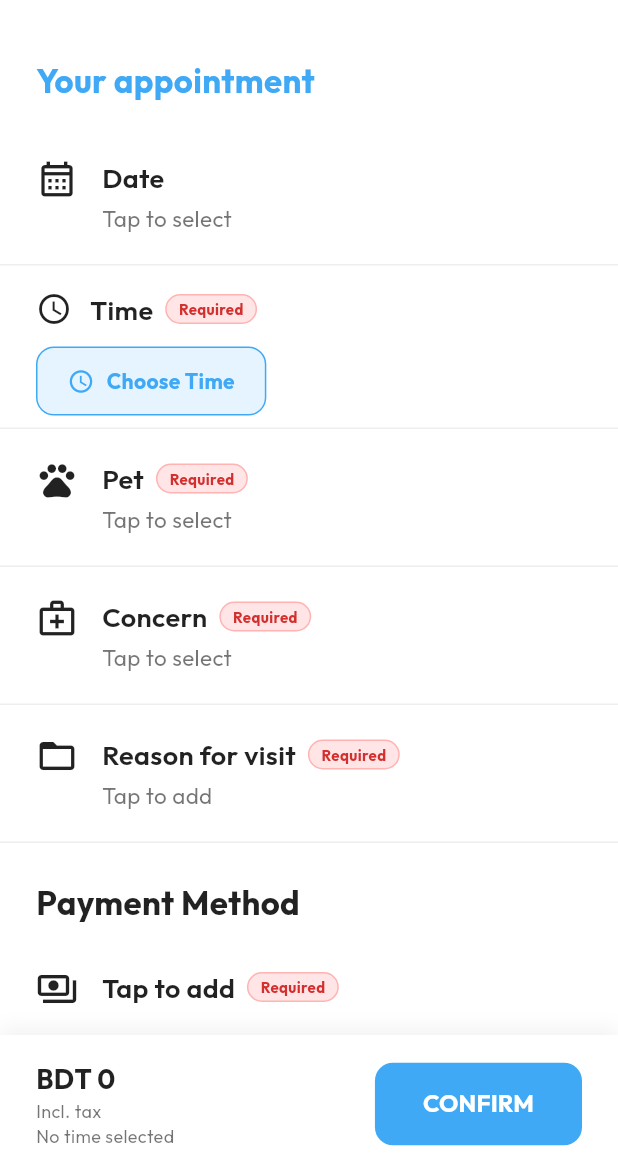
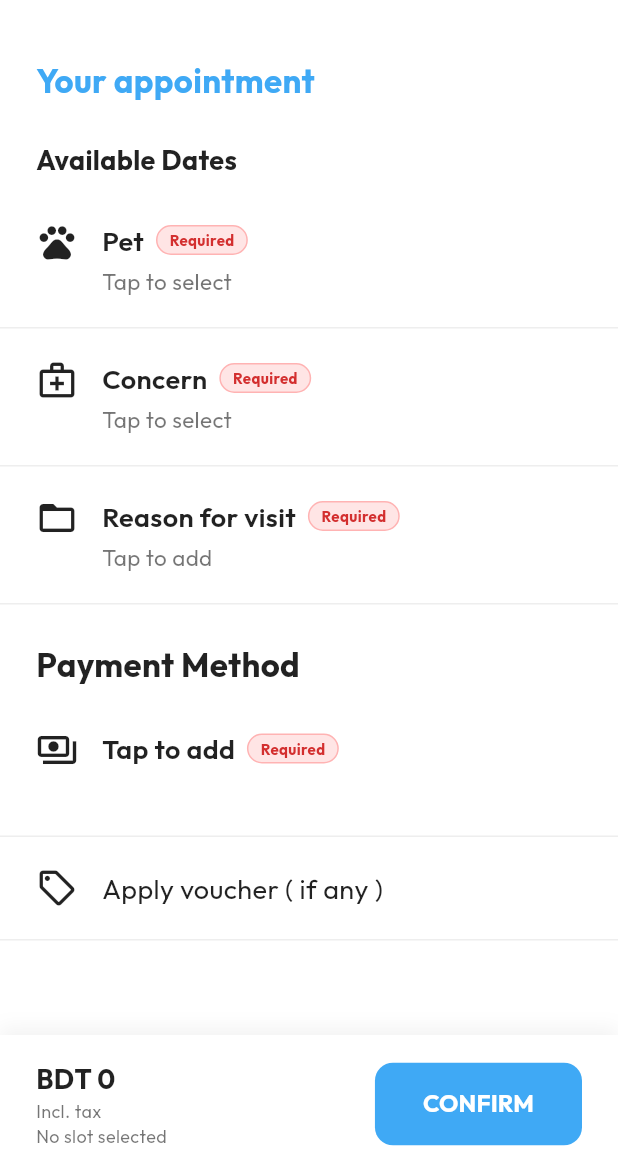
Before and after one commit to AfnanAnikk/Pet-Town-SE-Lab-Spring-26-, a Flutter app: the VetBookingPage screen opened directly with empty values, on a phone screen of 412 x 824 dp, the part 63-1236 px from its top. Run offline on Flutter 3.47's test engine with Material 3 defaults, Android fonts, the phone set to English and light mode, and no system bars; our stand-ins replace google_fonts, image_picker, shared_preferences, socket_io_client; missing offline and left inert: crop_your_image, zego_uikit_prebuilt_call; accounts and stored records are empty.

Commit message:
Vet booking Fixed

```diff
--- a/lib/pages/auth/sp_verification_page.dart
+++ b/lib/pages/auth/sp_verification_page.dart
@@ -247,6 +247,7 @@
                 ),
                 const SizedBox(height: 24),
               ],
+              const SizedBox(height: 8),
 
               // Terms and Conditions
               Row(
--- a/lib/pages/vet/vet_booking_page.dart
+++ b/lib/pages/vet/vet_booking_page.dart
@@ -16,9 +16,9 @@
 }
 
 class _VetBookingPageState extends State<VetBookingPage> {
-  DateTime? selectedDate;
+  String? selectedDate;
   String? selectedTime;
-  List<String> availableTimes = [];
+  Map<String, List<String>> availableSlotsByDate = {};
 
   Map<String, String>? petDetails;
   String? selectedConcern;
@@ -27,7 +27,7 @@
   bool _isBooking = false;
 
   void _handleBooking() async {
-    if (petDetails == null || selectedConcern == null || reasonForVisit == null || paymentMethod == null || selectedTime == null) {
+    if (petDetails == null || selectedConcern == null || reasonForVisit == null || paymentMethod == null || selectedDate == null || selectedTime == null) {
       ScaffoldMessenger.of(context).showSnackBar(
         const SnackBar(content: Text('Please fill all required fields and select a time')),
       );
@@ -86,94 +86,35 @@
   @override
   void initState() {
     super.initState();
-    availableTimes = widget.vet.availableSlots.map((s) => s.split(' at ').last).toList();
+
+    for (final slot in widget.vet.availableSlots) {
+      final parts = slot.split(' at ');
+
+      if (parts.length == 2) {
+        final date = parts[0];
+        final time = parts[1];
+
+        availableSlotsByDate.putIfAbsent(date, () => []);
+        availableSlotsByDate[date]!.add(time);
+      }
+    }
 
     if (widget.selectedSlot != null) {
       final parts = widget.selectedSlot!.split(' at ');
+
       if (parts.length == 2) {
-        if (parts[0].toLowerCase().contains('today')) {
-          selectedDate = DateTime.now();
-        } else {
-          try {
-            final dateParts = parts[0].split('/');
-            if (dateParts.length == 3) {
-              final day = int.parse(dateParts[0]);
-              final month = int.parse(dateParts[1]);
-              final year = int.parse(dateParts[2]);
-              selectedDate = DateTime(year, month, day);
-            } else {
-              selectedDate = DateTime.now();
+        selectedDate = parts[0];
+        selectedTime = parts[1];
       }
-          } catch (_) {
-            selectedDate = DateTime.now();
-          }
-        }
-        selectedTime = parts[1];
-      } else {
-        selectedTime = widget.selectedSlot;
-      }
-    }
-  }
-
-  void _pickCustomTime() async {
-    final pickedTime = await showTimePicker(
-      context: context,
-      initialTime: TimeOfDay.now(),
-      builder: (context, child) {
-        return Theme(
-          data: Theme.of(context).copyWith(
-            colorScheme: const ColorScheme.light(
-              primary: Color(0xFF3FA9F5),
-              onPrimary: Colors.white,
-              onSurface: Colors.black87,
-            ),
-          ),
-          child: child!,
-        );
-      },
-    );
-    if (pickedTime != null && mounted) {
-      setState(() {
-        selectedTime = pickedTime.format(context);
-      });
     }
   }
 
   String get formattedDate {
     if (selectedDate == null) return "Tap to select";
-    // Quick simple format
-    final months = ["January", "February", "March", "April", "May", "June", "July", "August", "September", "October", "November", "December"];
-    final dateStr = "${selectedDate!.day} ${months[selectedDate!.month - 1]} ${selectedDate!.year}";
     if (selectedTime != null) {
-      return "$dateStr at $selectedTime";
+      return "$selectedDate at $selectedTime";
     }
-    return dateStr;
-  }
-
-  void _pickDate() async {
-    final date = await showDatePicker(
-      context: context,
-      initialDate: selectedDate ?? DateTime.now(),
-      firstDate: DateTime.now(),
-      lastDate: DateTime.now().add(const Duration(days: 365)),
-      builder: (context, child) {
-        return Theme(
-          data: Theme.of(context).copyWith(
-            colorScheme: const ColorScheme.light(
-              primary: Color(0xFF3FA9F5),
-              onPrimary: Colors.white,
-              onSurface: Colors.black87,
-            ),
-          ),
-          child: child!,
-        );
-      },
-    );
-    if (date != null) {
-      setState(() {
-        selectedDate = date;
-      });
-    }
+    return selectedDate!;
   }
 
   void _showPetSheet() async {
@@ -336,55 +277,66 @@
                     ),
                   ),
 
-                  _buildField(
-                    icon: Icons.calendar_month_outlined,
-                    title: 'Date',
-                    value: selectedDate == null
-                        ? 'Tap to select'
-                        : () {
-                            final months = ["January", "February", "March", "April", "May", "June", "July", "August", "September", "October", "November", "December"];
-                            return '${selectedDate!.day} ${months[selectedDate!.month - 1]} ${selectedDate!.year}';
-                          }(),
-                    onTap: _pickDate,
+                  const Padding(
+                    padding: EdgeInsets.fromLTRB(24, 8, 24, 8),
+                    child: Text(
+                      'Available Dates',
+                      style: TextStyle(
+                        fontSize: 18,
+                        fontWeight: FontWeight.bold,
+                        color: Colors.black87,
+                      ),
+                    ),
                   ),
 
-                  // Time Section — always visible
-                  Padding(
-                    padding: const EdgeInsets.fromLTRB(24, 16, 24, 0),
-                    child: Row(
-                      children: [
-                        const Icon(Icons.access_time, color: Colors.black87, size: 24),
-                        const SizedBox(width: 12),
-                        const Text(
-                          'Time',
-                          style: TextStyle(fontSize: 18, fontWeight: FontWeight.w600, color: Colors.black87),
-                        ),
-                        const SizedBox(width: 8),
-                        Container(
-                          padding: const EdgeInsets.symmetric(horizontal: 8, vertical: 2),
-                          decoration: BoxDecoration(
-                            color: const Color(0xFFFFE5E5),
-                            borderRadius: BorderRadius.circular(12),
-                            border: Border.all(color: const Color(0xFFFFB3B3)),
-                          ),
-                          child: const Text(
-                            'Required',
-                            style: TextStyle(fontSize: 10, color: Color(0xFFD32F2F), fontWeight: FontWeight.bold),
-                          ),
-                        ),
-                      ],
-                    ),
-                  ),
-                  const SizedBox(height: 12),
-
-                  // Slot chips (if any) + custom time picker button
                   SingleChildScrollView(
                     scrollDirection: Axis.horizontal,
                     padding: const EdgeInsets.symmetric(horizontal: 24),
                     child: Row(
-                      children: [
-                        // Pre-defined slot chips
-                        ...availableTimes.map((time) {
+                      children: availableSlotsByDate.keys.map((date) {
+                        final isSelected = date == selectedDate;
+
+                        return GestureDetector(
+                          onTap: () {
+                            setState(() {
+                              selectedDate = date;
+                              selectedTime = null;
+                            });
+                          },
+                          child: Container(
+                            margin: const EdgeInsets.only(right: 12),
+                            padding: const EdgeInsets.symmetric(horizontal: 20, vertical: 12),
+                            decoration: BoxDecoration(
+                              color: Colors.white,
+                              borderRadius: BorderRadius.circular(12),
+                              border: Border.all(
+                                color: isSelected ? const Color(0xFF3FA9F5) : Colors.grey.shade300,
+                                width: isSelected ? 2 : 1,
+                              ),
+                            ),
+                            child: Text(
+                              date,
+                              style: TextStyle(
+                                fontSize: 14,
+                                fontWeight: FontWeight.bold,
+                                color: isSelected ? const Color(0xFF3FA9F5) : Colors.black87,
+                              ),
+                            ),
+                          ),
+                        );
+                      }).toList(),
+                    ),
+                  ),
+
+                  // Time Section
+                  if (selectedDate != null)
+                    Padding(
+                      padding: const EdgeInsets.only(top: 16, bottom: 8),
+                      child: SingleChildScrollView(
+                        scrollDirection: Axis.horizontal,
+                        padding: const EdgeInsets.symmetric(horizontal: 24),
+                        child: Row(
+                          children: availableSlotsByDate[selectedDate]!.map((time) {
                             final isSelected = time == selectedTime;
                             return GestureDetector(
                               onTap: () {
@@ -396,7 +348,7 @@
                                 margin: const EdgeInsets.only(right: 12),
                                 padding: const EdgeInsets.symmetric(horizontal: 20, vertical: 12),
                                 decoration: BoxDecoration(
-                                color: isSelected ? const Color(0xFF3FA9F5) : Colors.white,
+                                  color: Colors.white,
                                   borderRadius: BorderRadius.circular(12),
                                   border: Border.all(
                                     color: isSelected ? const Color(0xFF3FA9F5) : Colors.grey.shade300,
@@ -408,71 +360,15 @@
                                   style: TextStyle(
                                     fontSize: 14,
                                     fontWeight: FontWeight.bold,
-                                  color: isSelected ? Colors.white : Colors.black87,
+                                    color: isSelected ? const Color(0xFF3FA9F5) : Colors.black87,
                                   ),
                                 ),
                               ),
                             );
-                        }),
-
-                        // Custom Time Picker button — always shown
-                        GestureDetector(
-                          onTap: _pickCustomTime,
-                          child: Container(
-                            padding: const EdgeInsets.symmetric(horizontal: 20, vertical: 12),
-                            decoration: BoxDecoration(
-                              color: (selectedTime != null && !availableTimes.contains(selectedTime))
-                                  ? const Color(0xFF3FA9F5)
-                                  : const Color(0xFFE6F4FF),
-                              borderRadius: BorderRadius.circular(12),
-                              border: Border.all(
-                                color: const Color(0xFF3FA9F5),
-                                width: 1,
-                              ),
-                            ),
-                            child: Row(
-                              children: [
-                                Icon(
-                                  Icons.access_time,
-                                  color: (selectedTime != null && !availableTimes.contains(selectedTime))
-                                      ? Colors.white
-                                      : const Color(0xFF3FA9F5),
-                                  size: 18,
-                                ),
-                                const SizedBox(width: 8),
-                                Text(
-                                  (selectedTime != null && !availableTimes.contains(selectedTime))
-                                      ? selectedTime!
-                                      : 'Choose Time',
-                                  style: TextStyle(
-                                    fontSize: 14,
-                                    fontWeight: FontWeight.bold,
-                                    color: (selectedTime != null && !availableTimes.contains(selectedTime))
-                                        ? Colors.white
-                                        : const Color(0xFF3FA9F5),
-                                  ),
-                                ),
-                              ],
+                          }).toList(),
                         ),
                       ),
                     ),
-                      ],
-                    ),
-                  ),
-
-                  // Show selected time summary
-                  if (selectedTime != null)
-                    Padding(
-                      padding: const EdgeInsets.fromLTRB(24, 8, 24, 0),
-                      child: Text(
-                        'Selected: $selectedTime',
-                        style: const TextStyle(fontSize: 13, color: Color(0xFF3FA9F5), fontWeight: FontWeight.w500),
-                      ),
-                    ),
-
-                  const SizedBox(height: 8),
-                  const Divider(height: 1, color: Color(0xFFEEEEEE)),
-
 
                   _buildField(
                     icon: Icons.pets_outlined,
@@ -568,7 +464,7 @@
                           style: const TextStyle(fontSize: 18, fontWeight: FontWeight.bold, color: Colors.black87),
                         ),
                         Text(
-                          'Incl. tax\n${selectedTime != null ? "Today at $selectedTime" : "No time selected"}',
+                          'Incl. tax\n${selectedDate != null && selectedTime != null ? "$selectedDate at $selectedTime" : "No slot selected"}',
                           style: const TextStyle(fontSize: 12, color: Colors.black54),
                         ),
                       ],
```
Lines whose indentation alone changed are shown as unchanged.
